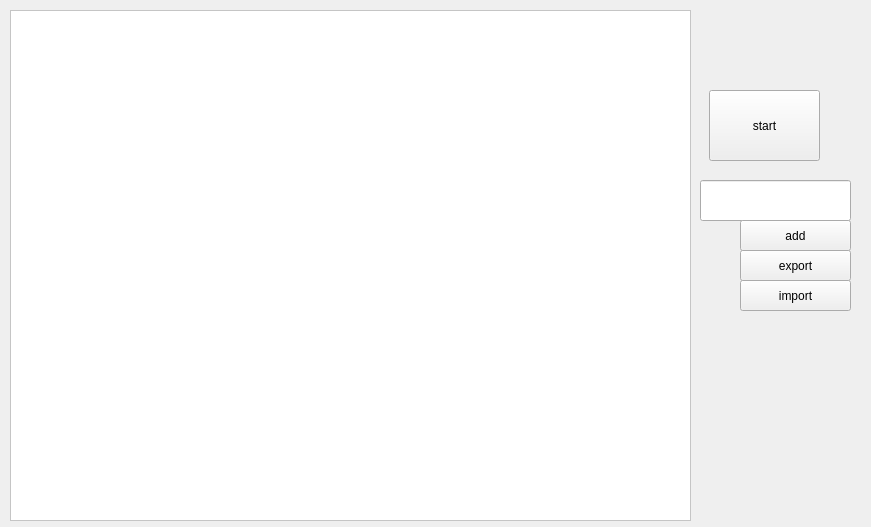
This is PolynomialCurveFitting/widget.ui in birdman1992/toolmodules as Qt 5 draws it before an edit. The edited form follows.
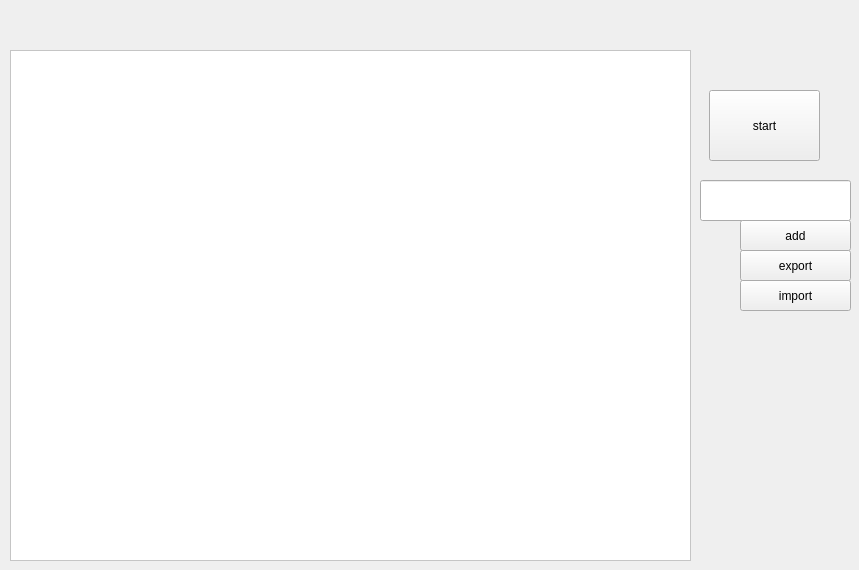
This is the edited form.

```diff
--- a/PolynomialCurveFitting/widget.ui
+++ b/PolynomialCurveFitting/widget.ui
@@ -6,8 +6,8 @@
    <rect>
     <x>0</x>
     <y>0</y>
-    <width>871</width>
-    <height>527</height>
+    <width>859</width>
+    <height>570</height>
    </rect>
   </property>
   <property name="windowTitle">
@@ -16,9 +16,9 @@
   <widget class="QLabel" name="label">
    <property name="geometry">
     <rect>
-     <x>700</x>
-     <y>40</y>
-     <width>161</width>
+     <x>10</x>
+     <y>10</y>
+     <width>681</width>
      <height>31</height>
     </rect>
    </property>
@@ -43,7 +43,7 @@
    <property name="geometry">
     <rect>
      <x>10</x>
-     <y>10</y>
+     <y>50</y>
      <width>681</width>
      <height>511</height>
     </rect>
```
Left out of the diff: 5 changed lines with no effect on the pictures.
